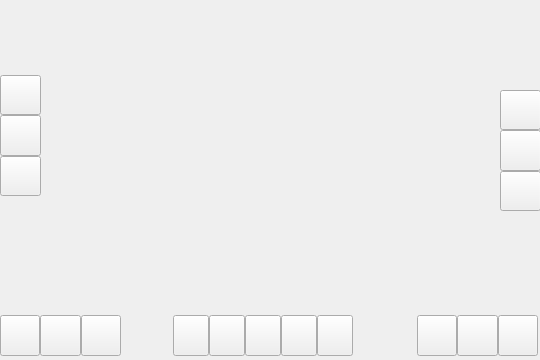
Qt form pptHelper.ui (lyxyz5223/pptHelper) before a commit.
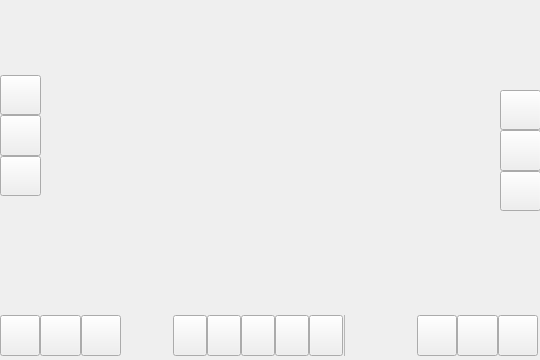
The same form after that commit. Icons and pictures are not drawn. Custom widgets are drawn as their Qt base class.

```diff
--- a/pptHelper.ui
+++ b/pptHelper.ui
@@ -375,7 +375,7 @@
      </item>
     </layout>
    </widget>
-   <widget class="QWidget" name="toolBarBottom" native="true">
+   <widget class="toolBar" name="ToolBarBottom" native="true">
     <property name="geometry">
      <rect>
       <x>170</x>
@@ -402,6 +402,7 @@
 
 QWidget &gt; QPushButton{
 background-color:transparent;
+border:none
 }
 QWidget &gt; QPushButton:focus{
 outline : none;
@@ -413,10 +414,13 @@
 }
 </string>
     </property>
-    <layout class="QHBoxLayout" name="horizontalLayout_3">
+    <layout class="QHBoxLayout" name="horizontalLayout_3" stretch="2,2,2,2,2,0,1">
      <property name="spacing">
       <number>0</number>
      </property>
+     <property name="sizeConstraint">
+      <enum>QLayout::SizeConstraint::SetDefaultConstraint</enum>
+     </property>
      <property name="leftMargin">
       <number>3</number>
      </property>
@@ -531,6 +535,68 @@
        </property>
       </widget>
      </item>
+     <item>
+      <widget class="Line" name="line">
+       <property name="frameShadow">
+        <enum>QFrame::Shadow::Raised</enum>
+       </property>
+       <property name="lineWidth">
+        <number>0</number>
+       </property>
+       <property name="midLineWidth">
+        <number>1</number>
+       </property>
+       <property name="orientation">
+        <enum>Qt::Orientation::Vertical</enum>
+       </property>
+      </widget>
+     </item>
+     <item>
+      <widget class="LabelButton" name="fold">
+       <property name="enabled">
+        <bool>true</bool>
+       </property>
+       <property name="sizePolicy">
+        <sizepolicy hsizetype="Minimum" vsizetype="Expanding">
+         <horstretch>0</horstretch>
+         <verstretch>0</verstretch>
+        </sizepolicy>
+       </property>
+       <property name="cursor">
+        <cursorShape>SizeAllCursor</cursorShape>
+       </property>
+       <property name="mouseTracking">
+        <bool>false</bool>
+       </property>
+       <property name="toolTip">
+        <string>折叠功能区(按住可移动)</string>
+       </property>
+       <property name="lineWidth">
+        <number>1</number>
+       </property>
+       <property name="midLineWidth">
+        <number>0</number>
+       </property>
+       <property name="text">
+        <string/>
+       </property>
+       <property name="textFormat">
+        <enum>Qt::TextFormat::AutoText</enum>
+       </property>
+       <property name="scaledContents">
+        <bool>false</bool>
+       </property>
+       <property name="alignment">
+        <set>Qt::AlignmentFlag::AlignCenter</set>
+       </property>
+       <property name="wordWrap">
+        <bool>false</bool>
+       </property>
+       <property name="indent">
+        <number>-1</number>
+       </property>
+      </widget>
+     </item>
     </layout>
    </widget>
    <widget class="QWidget" name="turnPageToolBarRightBottom" native="true">
@@ -650,6 +716,20 @@
    <extends>QPushButton</extends>
    <header>doubleclickbutton.h</header>
   </customwidget>
+  <customwidget>
+   <class>toolBar</class>
+   <extends>QWidget</extends>
+   <header>toolbar.h</header>
+   <container>1</container>
+  </customwidget>
+  <customwidget>
+   <class>LabelButton</class>
+   <extends>QLabel</extends>
+   <header>labelbutton.h</header>
+   <slots>
+    <signal>clicked()</signal>
+   </slots>
+  </customwidget>
  </customwidgets>
  <resources>
   <include location="pptHelper.qrc"/>
```
Left out of the diff: 64 changed lines with no effect on the pictures.
